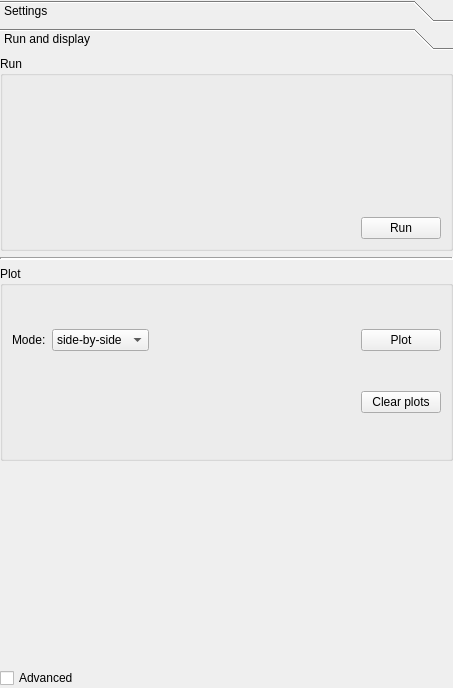
Before: the Qt Designer form ClearMap/gui/creator/stitching_tab.ui in ClearAnatomics/ClearMap, drawn with Qt 5.
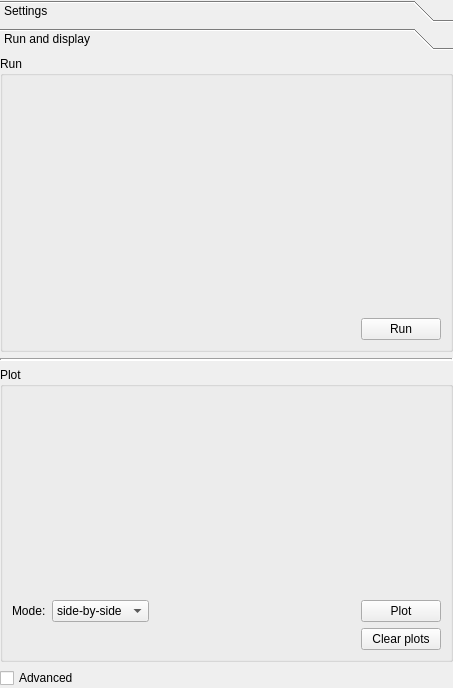
After: the same form once the commit is applied.

Commit message: GUI: Fixes display bug in stitching tab

Patch:
```diff
--- a/ClearMap/gui/creator/stitching_tab.ui
+++ b/ClearMap/gui/creator/stitching_tab.ui
@@ -78,7 +78,7 @@
         <x>0</x>
         <y>0</y>
         <width>453</width>
-        <height>600</height>
+        <height>588</height>
        </rect>
       </property>
       <attribute name="label">
@@ -148,14 +148,17 @@
           <string>Plot</string>
          </property>
          <layout class="QGridLayout" name="displayGridLayout">
-          <item row="0" column="0">
+          <item row="0" column="0" colspan="3">
+           <widget class="QWidget" name="plotChannelsCheckableListWidget" native="true"/>
+          </item>
+          <item row="1" column="0">
            <widget class="QLabel" name="label">
             <property name="text">
              <string>Mode:</string>
             </property>
            </widget>
           </item>
-          <item row="0" column="1">
+          <item row="1" column="1">
            <widget class="QComboBox" name="stitchingPlotModeComboBox">
             <item>
              <property name="text">
@@ -169,7 +172,7 @@
             </item>
            </widget>
           </item>
-          <item row="0" column="2">
+          <item row="1" column="2">
            <spacer name="horizontalSpacer_2">
             <property name="orientation">
              <enum>Qt::Horizontal</enum>
@@ -182,14 +185,14 @@
             </property>
            </spacer>
           </item>
-          <item row="0" column="3">
+          <item row="1" column="3">
            <widget class="QPushButton" name="displayStitchingPushButton">
             <property name="text">
              <string>Plot</string>
             </property>
            </widget>
           </item>
-          <item row="1" column="3">
+          <item row="2" column="3">
            <widget class="QPushButton" name="displayStitchingClearPlots">
             <property name="text">
              <string>Clear plots</string>
@@ -199,9 +202,6 @@
          </layout>
         </widget>
        </item>
-       <item>
-        <widget class="QWidget" name="plotChannelsCheckableListWidget" native="true"/>
-       </item>
       </layout>
      </widget>
     </widget>
```
Left out of the diff: 5 changed lines with no effect on the pictures.
